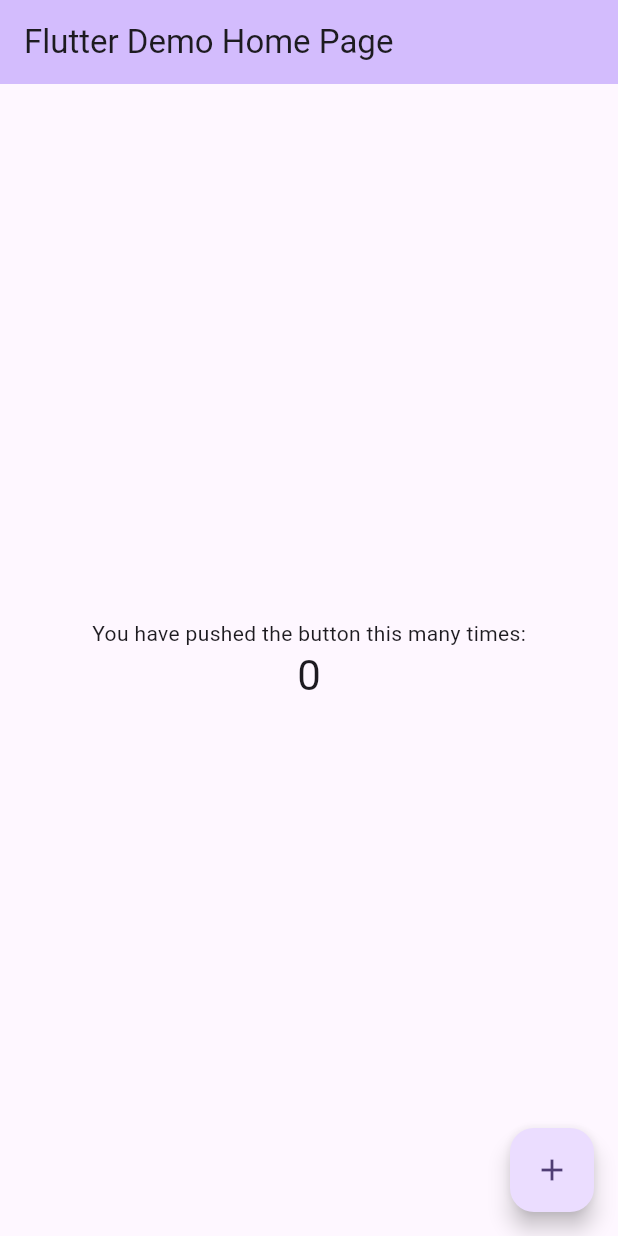
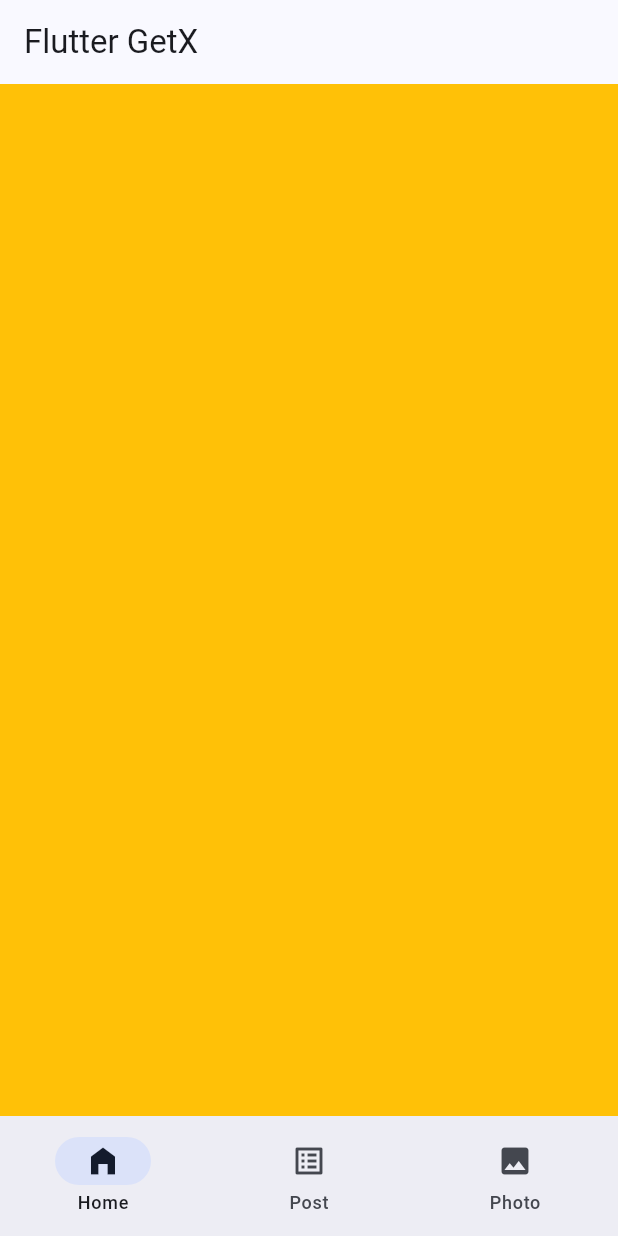
Before and after one commit to BobbyGim/flutter_getx, a Flutter app: the screen it shows after launch, on a phone screen of 412 x 824 dp. Run offline on Flutter 3.47's test engine with Material 3 defaults, Android fonts, the phone set to English and light mode, and no system bars; our stand-ins replace get; Roboto replaces fonts that are missing (NanumGothic).

Commit message:
feat: getx

```diff
--- /dev/null
+++ b/lib/common/translations_info.dart
@@ -0,0 +1,28 @@
+import 'package:get/get.dart';
+
+class TranslationsInfo extends Translations {
+  @override
+  // TODO: implement keys
+  Map<String, Map<String, String>> get keys => {
+        "en_US": enUS,
+        "ko": ko,
+      };
+
+  final Map<String, String> enUS = {
+    "title": "Flutter GetX",
+    'posts.title': "Post",
+    'photo.title': "photo",
+    "navBar.home": "Home",
+    "navBar.post": "Post",
+    "navBar.photo": "Photo",
+  };
+
+  final Map<String, String> ko = {
+    "title": "플러터 GetX",
+    'posts.title': "포스트",
+    'photo.title': "사진첩",
+    "navBar.home": "홈",
+    "navBar.post": "포스트",
+    "navBar.photo": "사진",
+  };
+}
--- /dev/null
+++ b/lib/components/main_controller.dart
@@ -0,0 +1,26 @@
+import 'package:get/get.dart';
+
+class MainController extends GetxController {
+  // 제목
+  RxString title = "title".tr.obs;
+
+  RxInt navBarIdx = 0.obs;
+
+  void onChangeNavBar(int idx) {
+    if (navBarIdx != idx) {
+      navBarIdx(idx);
+
+      switch (idx) {
+        case 1:
+          title("post.title".tr);
+          break;
+        case 2:
+          title("photo.title".tr);
+          break;
+        default:
+          title("title".tr);
+          break;
+      }
+    }
+  }
+}
--- a/lib/main.dart
+++ b/lib/main.dart
@@ -1,125 +1,32 @@
 import 'package:flutter/material.dart';
+import 'package:get/get.dart';
+import 'package:getx/bind/init_bind.dart';
+import 'package:getx/common/theme.dart';
+import 'package:getx/common/translations_info.dart';
+import 'package:getx/router/router_info.dart';
 
 void main() {
-  runApp(const MyApp());
+  runApp(
+    GetMaterialApp(
+      initialRoute: RouterInfo.home,
+      initialBinding: InitBind(),
+      getPages: RouterInfo.pages,
+      defaultTransition: Transition.cupertino,
+      debugShowCheckedModeBanner: false,
+      translations: TranslationsInfo(),
+      locale: Get.deviceLocale,
+      fallbackLocale: Locale("en", "US"),
+      themeMode: ThemeMode.system,
+      theme: ThemeData(
+        colorScheme: MaterialTheme.lightScheme(),
+        useMaterial3: true,
+        fontFamily: "NanumGothic",
+      ),
+      darkTheme: ThemeData(
+        colorScheme: MaterialTheme.darkScheme(),
+        useMaterial3: true,
+        fontFamily: "NanumGothic",
+      ),
+    ),
+  );
 }
-
-class MyApp extends StatelessWidget {
-  const MyApp({super.key});
-
-  // This widget is the root of your application.
-  @override
-  Widget build(BuildContext context) {
-    return MaterialApp(
-      title: 'Flutter Demo',
-      theme: ThemeData(
-        // This is the theme of your application.
-        //
-        // TRY THIS: Try running your application with "flutter run". You'll see
-        // the application has a purple toolbar. Then, without quitting the app,
-        // try changing the seedColor in the colorScheme below to Colors.green
-        // and then invoke "hot reload" (save your changes or press the "hot
-        // reload" button in a Flutter-supported IDE, or press "r" if you used
-        // the command line to start the app).
-        //
-        // Notice that the counter didn't reset back to zero; the application
-        // state is not lost during the reload. To reset the state, use hot
-        // restart instead.
-        //
-        // This works for code too, not just values: Most code changes can be
-        // tested with just a hot reload.
-        colorScheme: ColorScheme.fromSeed(seedColor: Colors.deepPurple),
-        useMaterial3: true,
-      ),
-      home: const MyHomePage(title: 'Flutter Demo Home Page'),
-    );
-  }
-}
-
-class MyHomePage extends StatefulWidget {
-  const MyHomePage({super.key, required this.title});
-
-  // This widget is the home page of your application. It is stateful, meaning
-  // that it has a State object (defined below) that contains fields that affect
-  // how it looks.
-
-  // This class is the configuration for the state. It holds the values (in this
-  // case the title) provided by the parent (in this case the App widget) and
-  // used by the build method of the State. Fields in a Widget subclass are
-  // always marked "final".
-
-  final String title;
-
-  @override
-  State<MyHomePage> createState() => _MyHomePageState();
-}
-
-class _MyHomePageState extends State<MyHomePage> {
-  int _counter = 0;
-
-  void _incrementCounter() {
-    setState(() {
-      // This call to setState tells the Flutter framework that something has
-      // changed in this State, which causes it to rerun the build method below
-      // so that the display can reflect the updated values. If we changed
-      // _counter without calling setState(), then the build method would not be
-      // called again, and so nothing would appear to happen.
-      _counter++;
-    });
-  }
-
-  @override
-  Widget build(BuildContext context) {
-    // This method is rerun every time setState is called, for instance as done
-    // by the _incrementCounter method above.
-    //
-    // The Flutter framework has been optimized to make rerunning build methods
-    // fast, so that you can just rebuild anything that needs updating rather
-    // than having to individually change instances of widgets.
-    return Scaffold(
-      appBar: AppBar(
-        // TRY THIS: Try changing the color here to a specific color (to
-        // Colors.amber, perhaps?) and trigger a hot reload to see the AppBar
-        // change color while the other colors stay the same.
-        backgroundColor: Theme.of(context).colorScheme.inversePrimary,
-        // Here we take the value from the MyHomePage object that was created by
-        // the App.build method, and use it to set our appbar title.
-        title: Text(widget.title),
-      ),
-      body: Center(
-        // Center is a layout widget. It takes a single child and positions it
-        // in the middle of the parent.
-        child: Column(
-          // Column is also a layout widget. It takes a list of children and
-          // arranges them vertically. By default, it sizes itself to fit its
-          // children horizontally, and tries to be as tall as its parent.
-          //
-          // Column has various properties to control how it sizes itself and
-          // how it positions its children. Here we use mainAxisAlignment to
-          // center the children vertically; the main axis here is the vertical
-          // axis because Columns are vertical (the cross axis would be
-          // horizontal).
-          //
-          // TRY THIS: Invoke "debug painting" (choose the "Toggle Debug Paint"
-          // action in the IDE, or press "p" in the console), to see the
-          // wireframe for each widget.
-          mainAxisAlignment: MainAxisAlignment.center,
-          children: <Widget>[
-            const Text(
-              'You have pushed the button this many times:',
-            ),
-            Text(
-              '$_counter',
-              style: Theme.of(context).textTheme.headlineMedium,
-            ),
-          ],
-        ),
-      ),
-      floatingActionButton: FloatingActionButton(
-        onPressed: _incrementCounter,
-        tooltip: 'Increment',
-        child: const Icon(Icons.add),
-      ), // This trailing comma makes auto-formatting nicer for build methods.
-    );
-  }
-}
--- /dev/null
+++ b/lib/router/router_info.dart
@@ -0,0 +1,20 @@
+import 'package:flutter/material.dart';
+import 'package:get/get.dart';
+import 'package:getx/view/home/home_screen.dart';
+import 'package:getx/view/main_screen.dart';
+import 'package:getx/view/photo/photo_screen.dart';
+import 'package:getx/view/post/post_screen.dart';
+
+class RouterInfo {
+  static const String home = "/";
+
+  static List<GetPage> pages = [
+    GetPage(name: home, page: () => const MainScreen()),
+  ];
+
+  static List<Widget> navBarPages = const [
+    HomeScreen(),
+    PostScreen(),
+    PhotoScreen(),
+  ];
+}
--- /dev/null
+++ b/lib/view/home/home_screen.dart
@@ -0,0 +1,12 @@
+import 'package:flutter/material.dart';
+
+class HomeScreen extends StatelessWidget {
+  const HomeScreen({super.key});
+
+  @override
+  Widget build(BuildContext context) {
+    return Container(
+      color: Colors.amber,
+    );
+  }
+}
--- /dev/null
+++ b/lib/view/main_screen.dart
@@ -0,0 +1,57 @@
+import 'package:animations/animations.dart';
+import 'package:flutter/material.dart';
+import 'package:get/get.dart';
+import 'package:getx/components/main_controller.dart';
+import 'package:getx/router/router_info.dart';
+
+class MainScreen extends GetView<MainController> {
+  const MainScreen({super.key});
+
+  @override
+  Widget build(BuildContext context) {
+    return Scaffold(
+        appBar: AppBar(
+          title: Obx(
+            () => Text(
+              controller.title.value,
+            ),
+          ),
+        ),
+        body: SafeArea(
+          child: PageTransitionSwitcher(
+            transitionBuilder: (Widget child, Animation<double> anim,
+                Animation<double> secondAnim) {
+              return FadeThroughTransition(
+                animation: anim,
+                secondaryAnimation: secondAnim,
+                child: child,
+              );
+            },
+            child:
+                Obx(() => RouterInfo.navBarPages[controller.navBarIdx.value]),
+          ),
+        ),
+        bottomNavigationBar: Obx(
+          () => NavigationBar(
+            selectedIndex: controller.navBarIdx.value,
+            onDestinationSelected: controller.onChangeNavBar,
+            destinations: [
+              NavigationDestination(
+                icon: const Icon(
+                  Icons.home_filled,
+                ),
+                label: "navBar.home".tr,
+              ),
+              NavigationDestination(
+                icon: const Icon(Icons.list_alt),
+                label: "navBar.post".tr,
+              ),
+              NavigationDestination(
+                icon: const Icon(Icons.photo),
+                label: "navBar.photo".tr,
+              ),
+            ],
+          ),
+        ));
+  }
+}
```
Also changed, not shown: lib/bind/init_bind.dart (added, +10 -0 lines), lib/common/theme.dart (added, +389 -0 lines), lib/view/photo/photo_screen.dart (added, +12 -0 lines), lib/view/post/post_screen.dart (added, +12 -0 lines), pubspec.yaml (+13 -15 lines), pubspec.lock, 36 other files.
